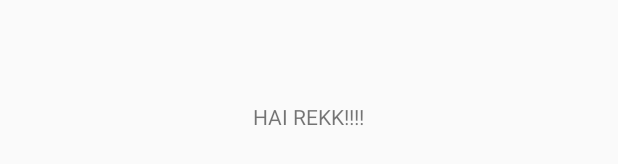
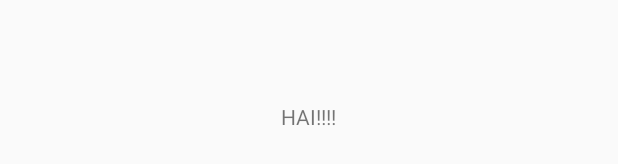
Before and after one commit to Lanisya/Intent_for_result_and_graphic, an Android app: the layout activity_main.xml on its own in the app's theme, with its tools: preview values and no code run, on a phone screen of 412 x 824 dp. Shown: the part 502-666 px from the top of the screen. Run offline under Robolectric (Android 15) with nearby library versions, the phone set to English and light mode, and no system bars.

Commit message:
Update activity_main.xml

```diff
--- a/app/src/main/res/layout/activity_main.xml
+++ b/app/src/main/res/layout/activity_main.xml
@@ -9,7 +9,7 @@
     <TextView
         android:layout_width="wrap_content"
         android:layout_height="wrap_content"
-        android:text="HAI REKK!!!!"
+        android:text="HAI!!!!"
         app:layout_constraintBottom_toBottomOf="parent"
         app:layout_constraintLeft_toLeftOf="parent"
         app:layout_constraintRight_toRightOf="parent"
```
